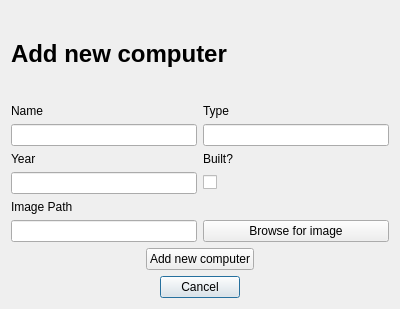
The window that editcomputerdialog.ui (DORB/Verkur3GUI) describes before a commit, drawn with Qt 5.
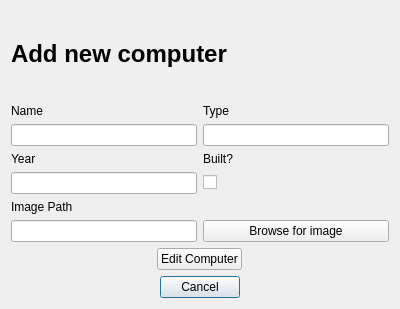
The same window after the commit.

Commit message: edit computer komið í lag

Patch:
```diff
--- a/editcomputerdialog.ui
+++ b/editcomputerdialog.ui
@@ -97,7 +97,7 @@
         </size>
        </property>
        <property name="text">
-        <string>Add new computer</string>
+        <string>Edit Computer</string>
        </property>
       </widget>
      </item>
```
Left out of the diff: 9 changed lines with no effect on the pictures. The commit also changes 4 other files.
